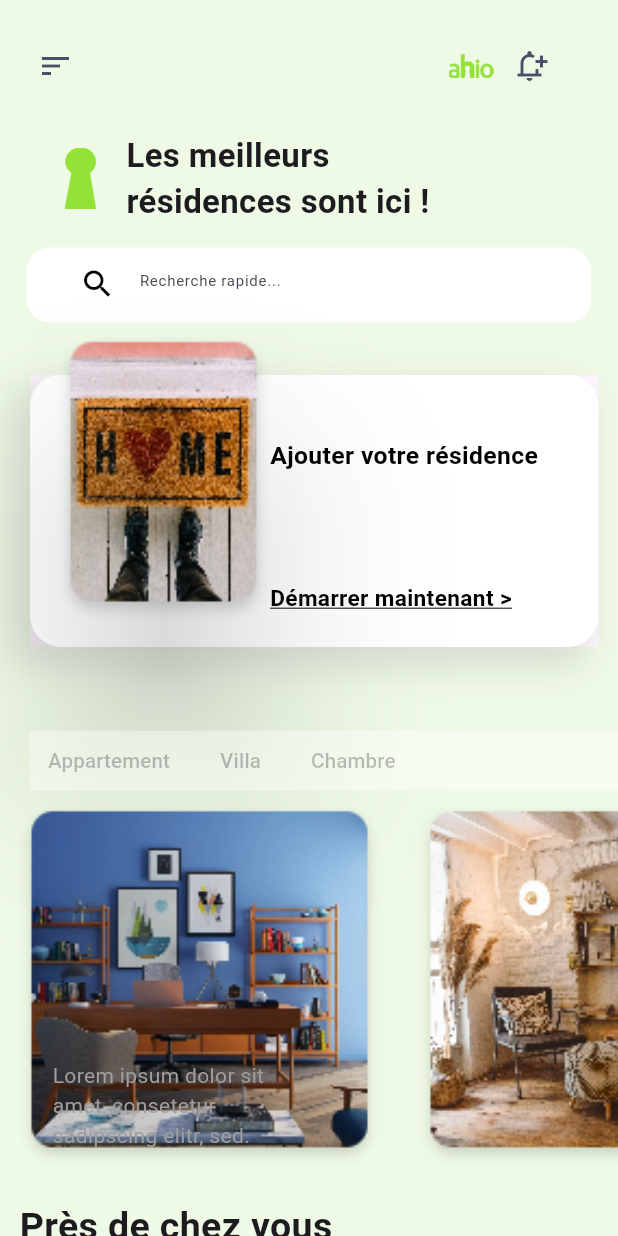
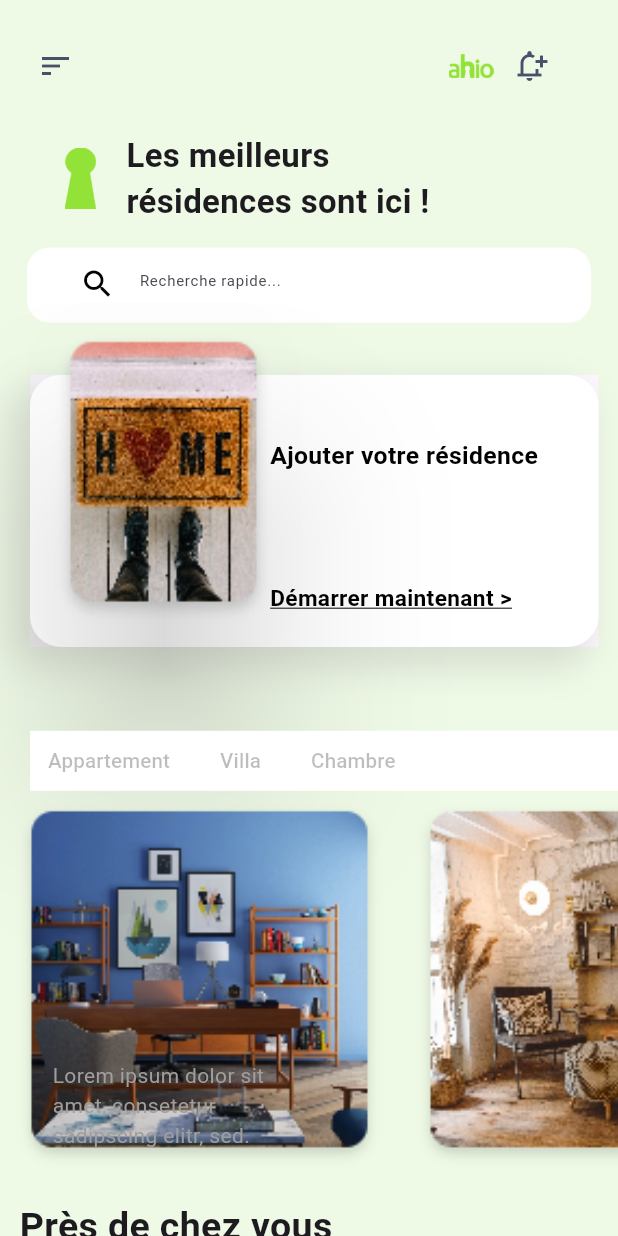
Before and after one commit to opamao/ahio-mobile, a Flutter app: the AccueilScreen screen opened directly, on a phone screen of 412 x 824 dp. Run offline on Flutter 3.47's test engine with Material 2 defaults, Android fonts, the phone set to English and light mode, and no system bars; our stand-ins replace animated_splash_screen, auto_size_text, custom_radio_grouped_button, dotted_border, flutter_map, gap and 11 more; missing offline and left inert: dart:ffi; accounts and stored records are empty.

```diff
--- a/lib/home/accueil/accueil_screen.dart
+++ b/lib/home/accueil/accueil_screen.dart
@@ -203,7 +203,7 @@ class AccueilScreenContent extends State<AccueilScreen> {
           // :
           Gap(25),
           Container(
-            color: Colors.white.withOpacity(0.4),
+            color: Colors.white,
             margin: const EdgeInsets.only(left: 20),
             height: 40,
             width: 280,
```
